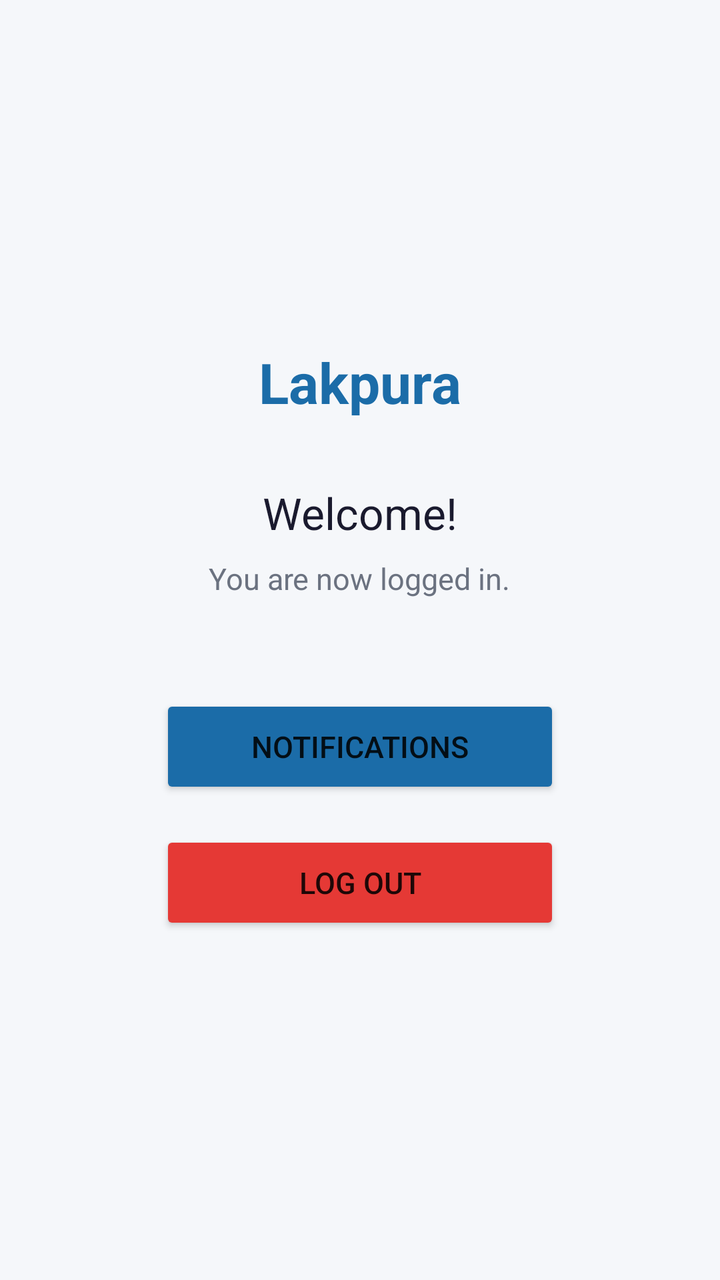
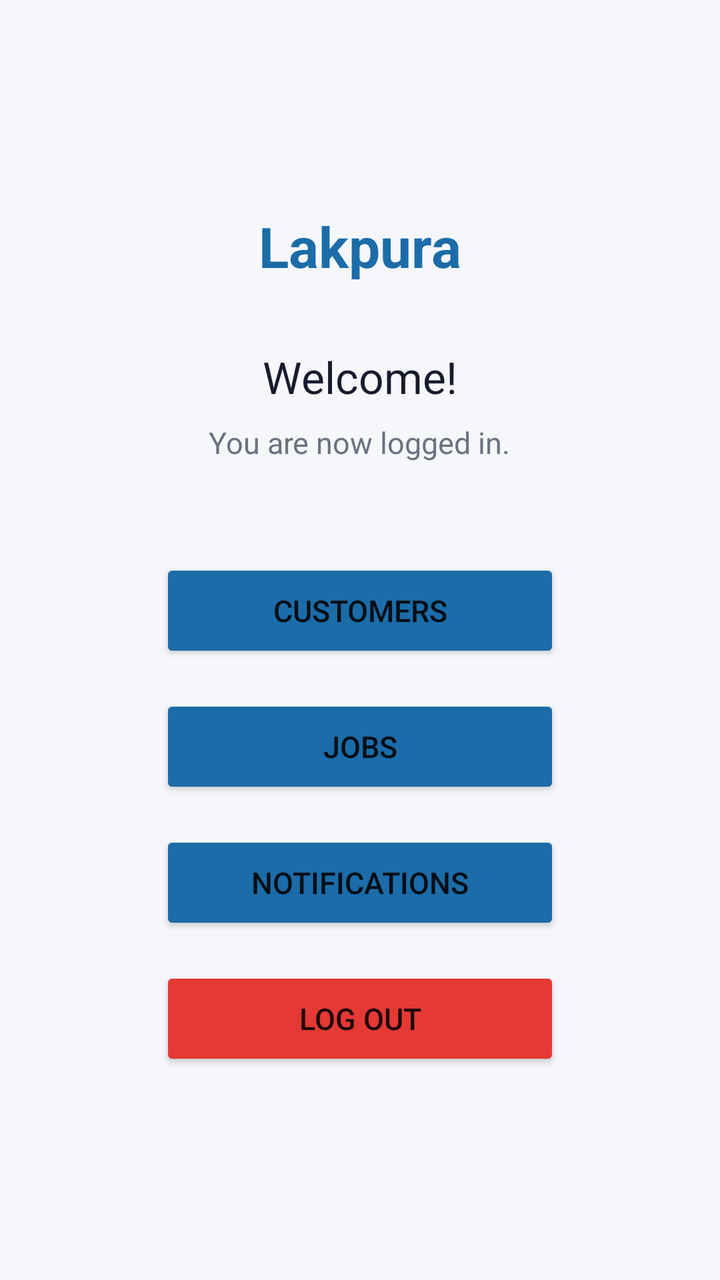

Two renders of the same Android screen: before a commit and after it. Below are the layout's source before the change and the commit's diff.
<!-- AndroidManifest.xml: application theme Theme.LakpuraApp -->
<!-- res/layout/activity_home.xml -->
<?xml version="1.0" encoding="utf-8"?>
<LinearLayout xmlns:android="http://schemas.android.com/apk/res/android"
    android:layout_width="match_parent"
    android:layout_height="match_parent"
    android:orientation="vertical"
    android:gravity="center"
    android:padding="32dp"
    android:background="@color/background">

    <TextView
        android:layout_width="wrap_content"
        android:layout_height="wrap_content"
        android:text="Lakpura"
        android:textSize="28sp"
        android:textStyle="bold"
        android:textColor="@color/primary"
        android:layout_marginBottom="32dp"/>

    <TextView
        android:id="@+id/tvWelcome"
        android:layout_width="wrap_content"
        android:layout_height="wrap_content"
        android:text="Welcome!"
        android:textSize="22sp"
        android:textColor="@color/text_primary"
        android:gravity="center"
        android:layout_marginBottom="8dp"/>

    <TextView
        android:layout_width="wrap_content"
        android:layout_height="wrap_content"
        android:text="You are now logged in."
        android:textSize="15sp"
        android:textColor="@color/text_secondary"
        android:layout_marginBottom="48dp"/>

    <Button
        android:id="@+id/btnNotifications"
        android:layout_width="200dp"
        android:layout_height="52dp"
        android:text="Notifications"
        android:textSize="15sp"
        android:backgroundTint="@color/primary"
        android:layout_marginBottom="16dp"/>

    <Button
        android:id="@+id/btnLogout"
        android:layout_width="200dp"
        android:layout_height="52dp"
        android:text="Log Out"
        android:textSize="15sp"
        android:backgroundTint="@color/error"/>

</LinearLayout>
<!-- resources referenced by this layout -->
<resources>
  <color name="background">#F5F7FA</color>
  <color name="error">#E53935</color>
  <color name="primary">#1B6CA8</color>
  <color name="text_primary">#1A1A2E</color>
  <color name="text_secondary">#6B7280</color>
  <style name="Theme.LakpuraApp" parent="Theme.MaterialComponents.Light.NoActionBar">
          <item name="colorPrimary">@color/primary</item>
          <item name="colorPrimaryDark">@color/primary_dark</item>
          <item name="colorAccent">@color/primary</item>
          <item name="android:windowBackground">@color/background</item>
      </style>
  <color name="primary_dark">#154E80</color>
</resources>

<!-- the commit's change to res/layout/activity_home.xml (unified diff, before → after) -->
@@ -35,6 +35,24 @@
         android:layout_marginBottom="48dp"/>
 
     <Button
+        android:id="@+id/btnCustomers"
+        android:layout_width="200dp"
+        android:layout_height="52dp"
+        android:text="Customers"
+        android:textSize="15sp"
+        android:backgroundTint="@color/primary"
+        android:layout_marginBottom="16dp"/>
+
+    <Button
+        android:id="@+id/btnJobs"
+        android:layout_width="200dp"
+        android:layout_height="52dp"
+        android:text="Jobs"
+        android:textSize="15sp"
+        android:backgroundTint="@color/primary"
+        android:layout_marginBottom="16dp"/>
+
+    <Button
         android:id="@+id/btnNotifications"
         android:layout_width="200dp"
         android:layout_height="52dp"
